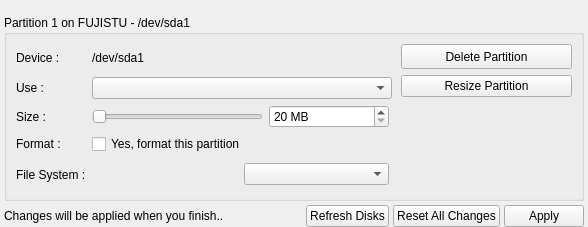
The window that yali4/gui/Ui/partedit.ui (dadas45li/yali) describes before a commit, drawn with Qt 5.
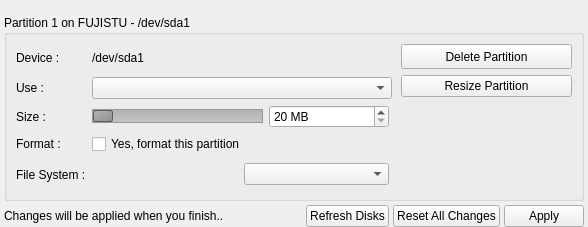
The same window after the commit.

Patch:
```diff
--- a/yali4/gui/Ui/partedit.ui
+++ b/yali4/gui/Ui/partedit.ui
@@ -182,6 +182,23 @@
       </item>
       <item row="2" column="1">
        <widget class="QSlider" name="partitionSlider">
+        <property name="styleSheet">
+         <string notr="true">QSlider::groove:horizontal {
+                     border: 1px solid #999999;
+                     height: 12px;
+                     background: qlineargradient(x1:0, y1:0, x2:0, y2:1, stop:0 #B1B1B1, stop:1 #c4c4c4);
+                     margin: 2px 0;
+                 }
+
+                 QSlider::handle:horizontal {
+                     background: qlineargradient(x1:0, y1:0, x2:1, y2:1, stop:0 #b4b4b4, stop:1 #8f8f8f);
+                     border: 1px solid #5c5c5c;
+                     width: 18px;
+                     margin: 0 0;
+                     border-radius: 2px;
+                 }
+</string>
+        </property>
         <property name="orientation">
          <enum>Qt::Horizontal</enum>
         </property>
```
